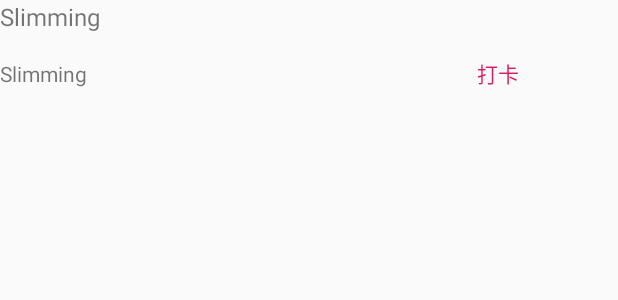
After one commit to Vermouth0/Final_project, an Android app: the layout check_items.xml on its own in the app's theme, with its tools: preview values and no code run, on a phone screen of 412 x 824 dp. The commit adds this screen. Shown: the top 300 px of the screen. Run offline under Robolectric (Android 15) with nearby library versions, the phone set to English and light mode, and no system bars.

```diff
--- a/app/src/main/AndroidManifest.xml
+++ b/app/src/main/AndroidManifest.xml
@@ -20,8 +20,6 @@
                 <category android:name="android.intent.category.LAUNCHER" />
             </intent-filter>
         </activity>
-        <activity android:name=".SQLActivity">
-        </activity>
     </application>
 
 </manifest>
--- a/app/src/main/java/com/swufe/wy/slimming/HomeDefaultFragment.java
+++ b/app/src/main/java/com/swufe/wy/slimming/HomeDefaultFragment.java
@@ -18,7 +18,6 @@ public class HomeDefaultFragment extends Fragment {
         // Required empty public constructor
     }
 
-
     @Override
     public View onCreateView(LayoutInflater inflater, ViewGroup container,
                              Bundle savedInstanceState) {
--- a/app/src/main/java/com/swufe/wy/slimming/PlanItem.java
+++ b/app/src/main/java/com/swufe/wy/slimming/PlanItem.java
@@ -14,11 +14,6 @@ public class PlanItem {
         finishTimes = 0;
     }
 
-    public PlanItem(String planTitle, String planContent) {
-        super();
-        this.planTitle = planTitle;
-        this.planContent = planContent;
-    }
     public PlanItem(String planTitle, String planContent, int finishTimes) {
         super();
         this.planTitle = planTitle;
--- /dev/null
+++ b/app/src/main/res/layout/check_items.xml
@@ -0,0 +1,33 @@
+<?xml version="1.0" encoding="utf-8"?>
+<LinearLayout xmlns:android="http://schemas.android.com/apk/res/android"
+    android:layout_width="match_parent"
+    android:layout_height="match_parent"
+    android:orientation="vertical">
+    <TextView
+        android:id="@+id/plan_title_check"
+        android:layout_width="wrap_content"
+        android:layout_height="wrap_content"
+        android:text="@string/app_name"
+        android:textSize="16sp" />
+    <LinearLayout
+        android:layout_width="match_parent"
+        android:layout_height="wrap_content"
+        android:orientation="horizontal">
+
+        <TextView
+            android:id="@+id/plan_content_check"
+            android:layout_width="300dp"
+            android:layout_height="wrap_content"
+            android:text="@string/app_name"
+            android:textSize="14sp" />
+
+
+        <Button
+            android:id="@+id/btn_check"
+            style="?android:attr/buttonBarButtonStyle"
+            android:layout_width="wrap_content"
+            android:layout_height="wrap_content"
+            android:text="@string/btn_check"
+            android:textSize="14sp" />
+    </LinearLayout>
+</LinearLayout>
--- a/app/src/main/res/layout/edit_items.xml
+++ b/app/src/main/res/layout/edit_items.xml
@@ -5,7 +5,7 @@
     android:orientation="vertical">
 
         <TextView
-            android:id="@+id/plan_title"
+            android:id="@+id/plan_title_edit"
             android:layout_width="wrap_content"
             android:layout_height="wrap_content"
             android:text="@string/app_name"
@@ -17,7 +17,7 @@
             android:orientation="horizontal">
 
             <TextView
-                android:id="@+id/plan_content"
+                android:id="@+id/plan_content_edit"
                 android:layout_width="260dp"
                 android:layout_height="wrap_content"
                 android:text="@string/app_name"
--- a/app/src/main/res/values/strings.xml
+++ b/app/src/main/res/values/strings.xml
@@ -8,4 +8,5 @@
     <string name="frame_plan">计划</string>
     <string name="btn_edit_edit">编辑</string>
     <string name="btn_edit_delete">删除</string>
+    <string name="btn_check" >打卡</string>
 </resources>
```
Also changed, not shown: app/src/main/java/com/swufe/wy/slimming/Item.java (deleted, +0 -35 lines), app/src/main/java/com/swufe/wy/slimming/PlanCheckFragment.java (+70 -3 lines), app/src/main/java/com/swufe/wy/slimming/PlanEditFragment.java (+9 -58 lines), app/src/main/java/com/swufe/wy/slimming/SQLActivity.java (deleted, +0 -134 lines), app/src/main/java/com/swufe/wy/slimming/SQLHelper.java (added, +77 -0 lines), app/src/main/res/layout/fragment_plan_check.xml (+4 -5 lines).
